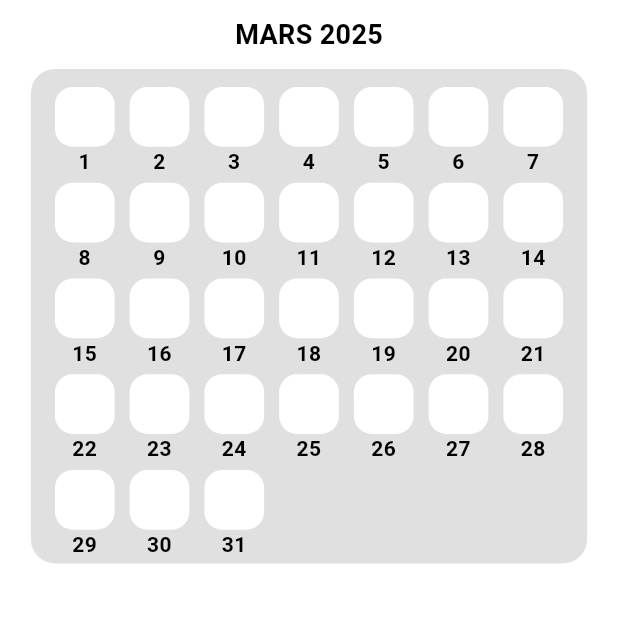
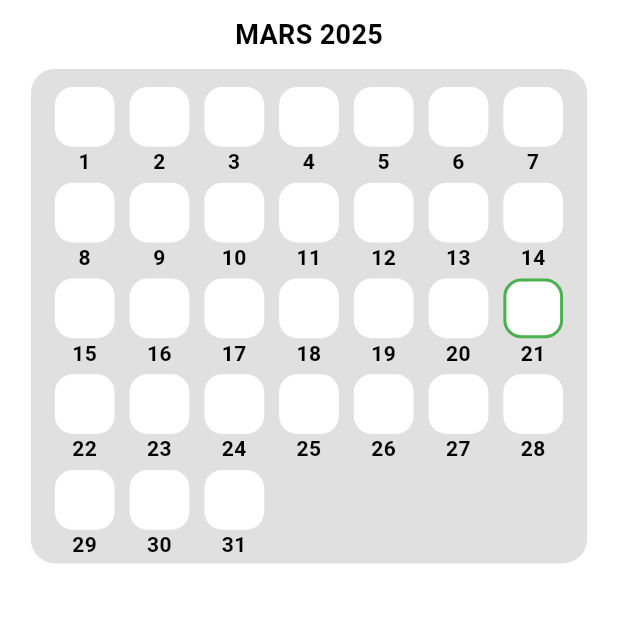
Before and after one commit to salimyes/compter_ses_sous, a Flutter app: the screen it shows after launch, on a phone screen of 412 x 824 dp, the part 90-713 px from its top. Run offline on Flutter 3.47's test engine with Material 3 defaults, Android fonts, the phone set to English and light mode, and no system bars.

Commit message:
Le jour actuel est entouré en vert

```diff
--- a/lib/main.dart
+++ b/lib/main.dart
@@ -1,7 +1,7 @@
 import 'package:flutter/material.dart';
 import 'screens/home_screen.dart';
 
-final ValueNotifier<bool> isDarkModeNotifier = ValueNotifier<bool>(false); // Ajout d'un ValueNotifier
+final ValueNotifier<bool> isDarkModeNotifier = ValueNotifier<bool>(false);
 
 void main() {
   runApp(const MyApp());
--- a/lib/screens/add_movement_screen.dart
+++ b/lib/screens/add_movement_screen.dart
@@ -43,7 +43,7 @@ class _AddMovementScreenState extends State<AddMovementScreen> {
   }
 
   double? _parseAmount(String value) {
-    value = value.replaceAll(',', '.');
+    value = value.replaceAll(',', '.'); // 15,99 devient 15.99
     final doubleValue = double.tryParse(value);
 
     if (doubleValue != null && doubleValue == doubleValue.floorToDouble()) {
--- a/lib/screens/home_screen.dart
+++ b/lib/screens/home_screen.dart
@@ -3,7 +3,7 @@ import '../models/movement.dart';
 import '../widgets/calendar_widget.dart';
 import '../widgets/total_display.dart';
 import 'add_movement_screen.dart';
-import '../main.dart'; // Import du fichier main pour accéder au ValueNotifier
+import '../main.dart';
 
 class HomeScreen extends StatefulWidget {
   const HomeScreen({super.key});
@@ -114,7 +114,7 @@ class _HomeScreenState extends State<HomeScreen> {
                   onAdd: addMovement,
                 ),
               ),
-              SizedBox(height: screenHeight * 0.05), // Ajout d'espace avant les éléments en bas
+              SizedBox(height: screenHeight * 0.05),
               if (nextMovement != null)
                 Padding(
                   padding: const EdgeInsets.symmetric(vertical: 6.0),
@@ -152,7 +152,7 @@ class _HomeScreenState extends State<HomeScreen> {
                   style: TextStyle(color: Colors.white),
                 ),
               ),
-              SizedBox(height: screenHeight * 0.05), // Ajout d'espace après les éléments en bas
+              SizedBox(height: screenHeight * 0.05),
             ],
           ),
         );
--- a/lib/widgets/calendar_widget.dart
+++ b/lib/widgets/calendar_widget.dart
@@ -26,6 +26,7 @@ class CalendarWidget extends StatelessWidget {
   Widget build(BuildContext context) {
     double screenHeight = MediaQuery.of(context).size.height;
     double screenWidth = MediaQuery.of(context).size.width;
+    DateTime today = DateTime.now();
 
     return ValueListenableBuilder<bool>(
       valueListenable: isDarkModeNotifier,
@@ -57,6 +58,8 @@ class CalendarWidget extends StatelessWidget {
 
                     double totalAmount = dayMovements.fold(0.0, (sum, m) => sum + m.amount);
 
+                    bool isToday = date.day == today.day && date.month == today.month && date.year == today.year;
+
                     return GestureDetector(
                       onTap: () async {
                         if (dayMovements.isNotEmpty) {
@@ -79,7 +82,7 @@ class CalendarWidget extends StatelessWidget {
                                         mainAxisSize: MainAxisSize.min,
                                         children: [
                                           IconButton(
-                                            icon: Icon(Icons.edit),
+                                            icon: const Icon(Icons.edit),
                                             onPressed: () async {
                                               final newMovement = await Navigator.push(
                                                 context,
@@ -91,7 +94,7 @@ class CalendarWidget extends StatelessWidget {
                                             },
                                           ),
                                           IconButton(
-                                            icon: Icon(Icons.delete),
+                                            icon: const Icon(Icons.delete),
                                             onPressed: () {
                                               onDelete(movement);
                                               Navigator.pop(context);
@@ -116,7 +119,7 @@ class CalendarWidget extends StatelessWidget {
                                         );
                                         if (newMovement != null) onAdd(newMovement);
                                       },
-                                      child: Text('Ajouter Nouveau'),
+                                      child: const Text('Ajouter Nouveau'),
                                     )
                                   ],
                                 ),
@@ -150,6 +153,7 @@ class CalendarWidget extends StatelessWidget {
                               decoration: BoxDecoration(
                                 color: isDarkMode ? Colors.black : Colors.white,
                                 borderRadius: BorderRadius.circular(12),
+                                border: isToday ? Border.all(color: Colors.green, width: 2) : null,
                               ),
                               child: totalAmount != 0 ? Column(
                                 mainAxisAlignment: MainAxisAlignment.center,
```
